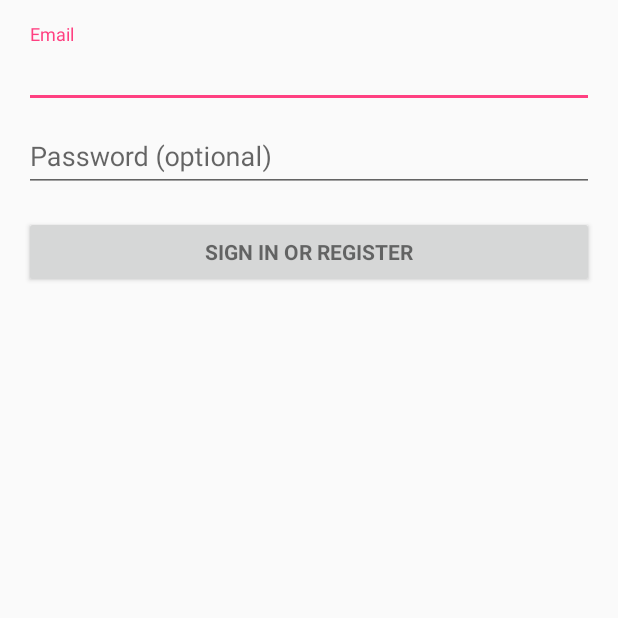
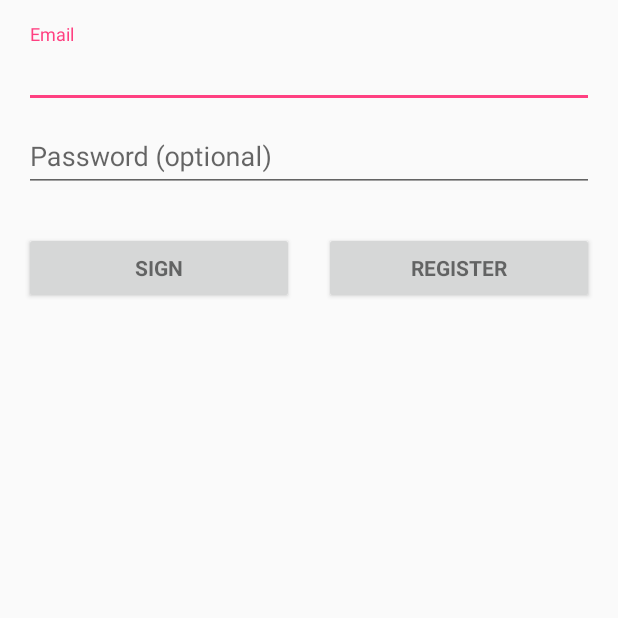
Before and after one commit to CristianoYL/MY_TEAM_ANDROID, an Android app: the screen it shows after launch (LoginActivity), on a phone screen of 412 x 824 dp, the top half of it. Run offline under Robolectric (Android 15) with nearby library versions, the phone set to English and light mode, and no system bars; 2 statements that could not run were skipped.

Commit message:
Register button

```diff
--- a/app/src/main/java/com/example/cristiano/myteam/activity/LoginActivity.java
+++ b/app/src/main/java/com/example/cristiano/myteam/activity/LoginActivity.java
@@ -78,16 +78,23 @@ public class LoginActivity extends AppCompatActivity implements LoaderCallbacks<
     private EditText mPasswordView;
     private View mProgressView;
     private View mLoginFormView;
+    private EditText mPasswordConfirmView;
+    private Button mEmailSignInButton;
+    private Button mEmailRegisterButton;
+    private boolean isLogin;
+
 
     @Override
     protected void onCreate(Bundle savedInstanceState) {
         super.onCreate(savedInstanceState);
         setContentView(R.layout.activity_login);
         // Set up the login form.
-        mEmailView = (AutoCompleteTextView) findViewById(R.id.email);
+        mEmailView = (AutoCompleteTextView) findViewById(R.id.et_email);
         populateAutoComplete();
 
-        mPasswordView = (EditText) findViewById(R.id.password);
+        isLogin = true;
+        mPasswordView = (EditText) findViewById(R.id.et_password);
+        mPasswordConfirmView =  (EditText) findViewById(R.id.et_confirm);
         mPasswordView.setOnEditorActionListener(new TextView.OnEditorActionListener() {
             @Override
             public boolean onEditorAction(TextView textView, int id, KeyEvent keyEvent) {
@@ -99,14 +106,36 @@ public class LoginActivity extends AppCompatActivity implements LoaderCallbacks<
             }
         });
 
-        Button mEmailSignInButton = (Button) findViewById(R.id.email_sign_in_button);
+        mEmailSignInButton = (Button) findViewById(R.id.email_sign_in_button);
         mEmailSignInButton.setOnClickListener(new OnClickListener() {
             @Override
             public void onClick(View view) {
-                attemptLogin();
+                if (isLogin) {
+                    attemptLogin();
+                } else {
+                    //TODO register
+                }
             }
         });
 
+        mEmailRegisterButton = (Button) findViewById(R.id.email_register_button);
+        mEmailRegisterButton.setOnClickListener(new OnClickListener() {
+            @Override
+            public void onClick(View view) {
+                //SET CONFIRM & Login button
+                if (isLogin) {
+                    mPasswordConfirmView.setVisibility(View.VISIBLE);
+                    mEmailRegisterButton.setText(R.string.title_activity_cancel);
+                    mEmailSignInButton.setText(R.string.action_register);
+                } else {
+                    mPasswordConfirmView.setVisibility(View.GONE);
+                    mEmailRegisterButton.setText(R.string.action_register);
+                    mEmailSignInButton.setText(R.string.action_sign_in);
+                }
+
+                isLogin = !isLogin;
+            }
+        });
         mLoginFormView = findViewById(R.id.login_form);
         mProgressView = findViewById(R.id.login_progress);
     }
--- a/app/src/main/res/layout/activity_login.xml
+++ b/app/src/main/res/layout/activity_login.xml
@@ -35,13 +35,12 @@
                 android:layout_height="wrap_content">
 
                 <AutoCompleteTextView
-                    android:id="@+id/email"
+                    android:id="@+id/et_email"
                     android:layout_width="match_parent"
                     android:layout_height="wrap_content"
                     android:hint="@string/prompt_email"
                     android:inputType="textEmailAddress"
-                    android:maxLines="1"
-                    android:singleLine="true" />
+                    android:maxLines="1" />
 
             </android.support.design.widget.TextInputLayout>
 
@@ -50,7 +49,7 @@
                 android:layout_height="wrap_content">
 
                 <EditText
-                    android:id="@+id/password"
+                    android:id="@+id/et_password"
                     android:layout_width="match_parent"
                     android:layout_height="wrap_content"
                     android:hint="@string/prompt_password"
@@ -58,19 +57,66 @@
                     android:imeActionLabel="@string/action_sign_in_short"
                     android:imeOptions="actionUnspecified"
                     android:inputType="textPassword"
-                    android:maxLines="1"
-                    android:singleLine="true" />
+                    android:maxLines="1"/>
 
             </android.support.design.widget.TextInputLayout>
 
+            <android.support.design.widget.TextInputLayout
+                android:layout_width="match_parent"
+                android:layout_height="wrap_content">
+
+                <EditText
+                    android:id="@+id/et_confirm"
+                    android:visibility="gone"
+                    android:hint="@string/prompt_password_confirm"
+                    android:layout_width="match_parent"
+                    android:layout_height="wrap_content"
+                    android:ems="10"
+                    android:inputType="textPassword"
+                    android:maxLines="1"/>
+
+            </android.support.design.widget.TextInputLayout>
+
+
+            <LinearLayout
+                android:layout_width="match_parent"
+                android:layout_height="wrap_content"
+                android:orientation="horizontal">
                 <Button
                     android:id="@+id/email_sign_in_button"
                     style="?android:textAppearanceSmall"
                     android:layout_width="match_parent"
+                    android:layout_weight="1"
                     android:layout_height="wrap_content"
                     android:layout_marginTop="16dp"
+                    android:layout_marginEnd="10sp"
+                    android:layout_marginRight="10sp"
                     android:text="@string/action_sign_in"
                     android:textStyle="bold" />
+
+                <Button
+                    android:id="@+id/email_register_button"
+                    style="?android:textAppearanceSmall"
+                    android:layout_width="match_parent"
+                    android:layout_weight="1"
+                    android:layout_height="wrap_content"
+                    android:layout_marginTop="16dp"
+                    android:layout_marginStart="10sp"
+                    android:layout_marginLeft="10sp"
+                    android:text="@string/action_register"
+                    android:textStyle="bold" />
+
+            </LinearLayout>
+
+
+
+
+            <EditText
+                android:id="@+id/editText"
+                android:layout_width="match_parent"
+                android:layout_height="0dp"
+                android:ems="10"
+                android:inputType="textPassword" />
 
         </LinearLayout>
     </ScrollView>
--- a/app/src/main/res/values/strings.xml
+++ b/app/src/main/res/values/strings.xml
@@ -6,11 +6,15 @@
 
     <string name="action_settings">Settings</string>
     <string name="title_activity_login">Sign in</string>
+    <string name="title_activity_cancel">Cancel</string>
+    <string name="title_activity_confirm">Confirm</string>
 
     <!-- Strings related to login -->
     <string name="prompt_email">Email</string>
     <string name="prompt_password">Password (optional)</string>
-    <string name="action_sign_in">Sign in or register</string>
+    <string name="prompt_password_confirm">Confirm Password</string>
+    <string name="action_sign_in">Sign</string>
+    <string name="action_register">Register</string>
     <string name="action_sign_in_short">Sign in</string>
     <string name="error_invalid_email">This email address is invalid</string>
     <string name="error_invalid_password">This password is too short</string>
```
Lines whose indentation alone changed are shown as unchanged.
